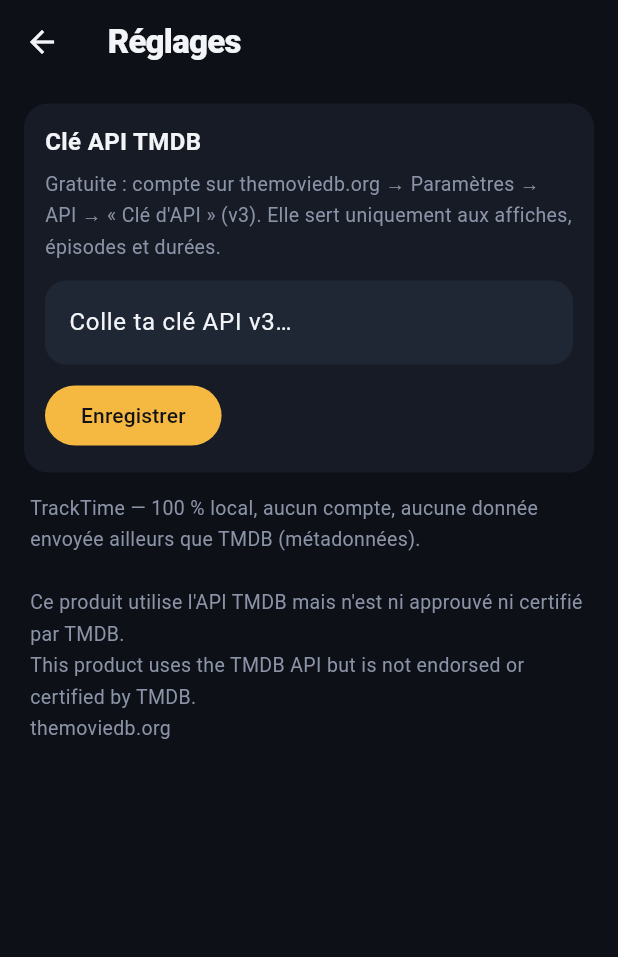
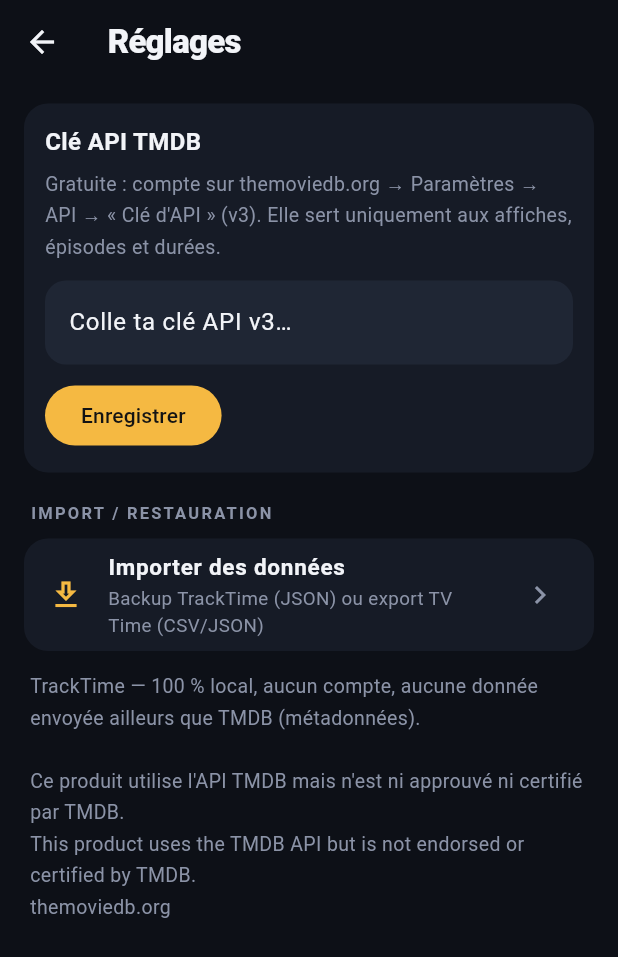
Before and after one commit to tom06700/tracktime, a Flutter app: the screen it shows after launch, item 2 of the bottom bar chosen, after a tap on the "settings" icon, on a phone screen of 412 x 824 dp. Shown: the top 957 px of the screen. Run offline on Flutter 3.47's test engine with Material 3 defaults, Android fonts, the phone set to English and light mode, and no system bars; our stand-ins replace drift, drift_flutter, file_picker, flutter_riverpod, share_plus, shared_preferences; accounts and stored records are empty; generated files the repository leaves out were written again.

Commit message:
Nav bar liquid glass flottante + réorganisation des onglets
- Nav bar « liquid glass » façon iOS : pilule flottante translucide, flou
  d'arrière-plan (contenu défilant derrière), reflet sur le bord, item
  sélectionné surligné (lib/widgets/liquid_glass_nav_bar.dart, extendBody)
- Nouvel ordre : Séries · Films · Explorer · Profil
- Explorer devient un onglet (recherche TMDB sortie de l'app bar ; l'icône
  loupe disparaît), search_screen renommé en explorer_screen (corps d'onglet)
- Import retiré des onglets : section « Import / Restauration » dans les
  Réglages + raccourci du Profil, via ImportPage
- Marge basse des vues défilantes pour dégager la barre flottante
- Build web /flutter/ régénéré

```diff
--- a/app/lib/main.dart
+++ b/app/lib/main.dart
@@ -1,13 +1,13 @@
 import 'package:flutter/material.dart';
 import 'package:flutter_riverpod/flutter_riverpod.dart';
 
-import 'screens/import_screen.dart';
+import 'screens/explorer_screen.dart';
 import 'screens/movies_screen.dart';
 import 'screens/profile_screen.dart';
-import 'screens/search_screen.dart';
 import 'screens/shows_screen.dart';
 import 'settings/settings_screen.dart';
 import 'theme.dart';
+import 'widgets/liquid_glass_nav_bar.dart';
 
 void main() {
   runApp(const ProviderScope(child: TrackTimeApp()));
@@ -37,27 +37,38 @@ class HomeShell extends StatefulWidget {
 class _HomeShellState extends State<HomeShell> {
   int _tab = 0;
 
+  static const _navItems = [
+    NavItem(icon: Icons.tv_outlined, activeIcon: Icons.tv, label: 'Séries'),
+    NavItem(
+        icon: Icons.movie_outlined,
+        activeIcon: Icons.movie,
+        label: 'Films'),
+    NavItem(
+        icon: Icons.travel_explore_outlined,
+        activeIcon: Icons.travel_explore,
+        label: 'Explorer'),
+    NavItem(
+        icon: Icons.person_outline,
+        activeIcon: Icons.person,
+        label: 'Profil'),
+  ];
+
   @override
   Widget build(BuildContext context) {
-    final screens = [
-      const ShowsScreen(),
-      const MoviesScreen(),
-      ProfileScreen(onGoToImport: () => setState(() => _tab = 3)),
-      const ImportScreen(),
+    const screens = [
+      ShowsScreen(),
+      MoviesScreen(),
+      ExplorerScreen(),
+      ProfileScreen(),
     ];
     return Scaffold(
+      extendBody: true,
       appBar: AppBar(
         title: const Text.rich(TextSpan(children: [
           TextSpan(text: 'Track'),
           TextSpan(text: 'Time', style: TextStyle(color: TtColors.amber)),
         ])),
         actions: [
-          IconButton(
-            icon: const Icon(Icons.search),
-            tooltip: 'Recherche',
-            onPressed: () => Navigator.of(context).push(
-                MaterialPageRoute(builder: (_) => const SearchScreen())),
-          ),
           IconButton(
             icon: const Icon(Icons.settings_outlined),
             tooltip: 'Réglages',
@@ -67,17 +78,10 @@ class _HomeShellState extends State<HomeShell> {
         ],
       ),
       body: IndexedStack(index: _tab, children: screens),
-      bottomNavigationBar: NavigationBar(
+      bottomNavigationBar: LiquidGlassNavBar(
+        items: _navItems,
         selectedIndex: _tab,
-        onDestinationSelected: (i) => setState(() => _tab = i),
-        destinations: const [
-          NavigationDestination(icon: Icon(Icons.tv), label: 'Séries'),
-          NavigationDestination(icon: Icon(Icons.movie_outlined), label: 'Films'),
-          NavigationDestination(
-              icon: Icon(Icons.person_outline), label: 'Profil'),
-          NavigationDestination(
-              icon: Icon(Icons.download_outlined), label: 'Import'),
-        ],
+        onSelected: (i) => setState(() => _tab = i),
       ),
     );
   }
--- a/app/lib/screens/search_screen.dart
+++ b/app/lib/screens/explorer_screen.dart
@@ -10,16 +10,17 @@ import '../tmdb/tmdb.dart';
 import '../theme.dart';
 import '../widgets/common.dart';
 
-class SearchScreen extends ConsumerStatefulWidget {
-  const SearchScreen({super.key});
+/// Onglet Explorer : champ de recherche TMDB + résultats (séries et films).
+/// Conçu comme corps d'onglet (pas de Scaffold ni d'AppBar propre).
+class ExplorerScreen extends ConsumerStatefulWidget {
+  const ExplorerScreen({super.key});
 
   @override
-  ConsumerState<SearchScreen> createState() => _SearchScreenState();
+  ConsumerState<ExplorerScreen> createState() => _ExplorerScreenState();
 }
 
-class _SearchScreenState extends ConsumerState<SearchScreen> {
+class _ExplorerScreenState extends ConsumerState<ExplorerScreen> {
   final _controller = TextEditingController();
-  final _focus = FocusNode();
   Timer? _debounce;
 
   List<Map<String, dynamic>> _results = [];
@@ -28,20 +29,14 @@ class _SearchScreenState extends ConsumerState<SearchScreen> {
   String _lastQuery = '';
 
   @override
-  void initState() {
-    super.initState();
-    WidgetsBinding.instance.addPostFrameCallback((_) => _focus.requestFocus());
-  }
-
-  @override
   void dispose() {
     _debounce?.cancel();
     _controller.dispose();
-    _focus.dispose();
     super.dispose();
   }
 
   void _onChanged(String value) {
+    setState(() {}); // rafraîchit le bouton d'effacement
     _debounce?.cancel();
     _debounce = Timer(const Duration(milliseconds: 350), () => _search(value));
   }
@@ -83,37 +78,43 @@ class _SearchScreenState extends ConsumerState<SearchScreen> {
 
   @override
   Widget build(BuildContext context) {
-    return Scaffold(
-      appBar: AppBar(
-        title: TextField(
+    return Column(
+      children: [
+        Padding(
+          padding: const EdgeInsets.fromLTRB(16, 8, 16, 8),
+          child: TextField(
             controller: _controller,
-          focusNode: _focus,
             autocorrect: false,
             textInputAction: TextInputAction.search,
             onChanged: _onChanged,
             onSubmitted: _search,
-          style: const TextStyle(fontSize: 16),
-          decoration: const InputDecoration(
-            hintText: 'Série ou film…',
-            border: InputBorder.none,
-          ),
-        ),
-        actions: [
-          if (_controller.text.isNotEmpty)
-            IconButton(
-              icon: const Icon(Icons.close),
+            decoration: InputDecoration(
+              hintText: 'Chercher une série ou un film…',
+              prefixIcon: const Icon(Icons.search, color: TtColors.dim),
+              suffixIcon: _controller.text.isNotEmpty
+                  ? IconButton(
+                      icon: const Icon(Icons.close, color: TtColors.dim),
                       onPressed: () {
                         _controller.clear();
                         _search('');
                       },
+                    )
+                  : null,
+              filled: true,
+              fillColor: TtColors.surface,
+              border: OutlineInputBorder(
+                borderRadius: BorderRadius.circular(14),
+                borderSide: BorderSide.none,
               ),
+            ),
+          ),
+        ),
+        Expanded(child: _buildResults()),
       ],
-      ),
-      body: _buildBody(),
     );
   }
 
-  Widget _buildBody() {
+  Widget _buildResults() {
     if (_loading) {
       return const Center(child: CircularProgressIndicator());
     }
@@ -122,30 +123,31 @@ class _SearchScreenState extends ConsumerState<SearchScreen> {
     }
     if (_controller.text.trim().isEmpty) {
       return const EmptyState(
-        icon: Icons.search,
-        message: 'Cherche une série ou un film à ajouter.',
+        icon: Icons.travel_explore,
+        message: 'Cherche une série ou un film à ajouter à ton suivi.',
       );
     }
     if (_results.isEmpty) {
       return const EmptyState(icon: Icons.search_off, message: 'Aucun résultat.');
     }
     return ListView.builder(
+      padding: EdgeInsets.only(bottom: bottomNavInset(context)),
       itemCount: _results.length,
-      itemBuilder: (_, i) => _SearchResultCard(_results[i]),
+      itemBuilder: (_, i) => _ResultCard(_results[i]),
     );
   }
 }
 
-class _SearchResultCard extends ConsumerStatefulWidget {
-  const _SearchResultCard(this.result);
+class _ResultCard extends ConsumerStatefulWidget {
+  const _ResultCard(this.result);
 
   final Map<String, dynamic> result;
 
   @override
-  ConsumerState<_SearchResultCard> createState() => _SearchResultCardState();
+  ConsumerState<_ResultCard> createState() => _ResultCardState();
 }
 
-class _SearchResultCardState extends ConsumerState<_SearchResultCard> {
+class _ResultCardState extends ConsumerState<_ResultCard> {
   bool _busy = false;
 
   @override
--- a/app/lib/screens/movies_screen.dart
+++ b/app/lib/screens/movies_screen.dart
@@ -26,12 +26,12 @@ class MoviesScreen extends ConsumerWidget {
         final watchlist = list.where((m) => m.watchedAt == null).toList();
         final seen = list.where((m) => m.watchedAt != null).toList();
         return ListView(
+          padding: EdgeInsets.only(bottom: bottomNavInset(context)),
           children: [
             if (watchlist.isNotEmpty) const SectionLabel('À voir'),
             ...watchlist.map((m) => _MovieCard(m)),
             if (seen.isNotEmpty) SectionLabel('Vus (${seen.length})'),
             ...seen.map((m) => _MovieCard(m)),
-            const SizedBox(height: 16),
           ],
         );
       },
--- a/app/lib/screens/profile_screen.dart
+++ b/app/lib/screens/profile_screen.dart
@@ -9,12 +9,10 @@ import '../settings/settings_screen.dart';
 import '../theme.dart';
 import '../widgets/common.dart';
 import '../widgets/stats_summary.dart';
+import 'import_screen.dart';
 
 class ProfileScreen extends ConsumerWidget {
-  const ProfileScreen({super.key, this.onGoToImport});
-
-  /// Rappel pour basculer sur l'onglet Import (fourni par la coquille).
-  final VoidCallback? onGoToImport;
+  const ProfileScreen({super.key});
 
   static const _months = [
     'janvier', 'février', 'mars', 'avril', 'mai', 'juin', 'juillet',
@@ -27,7 +25,7 @@ class ProfileScreen extends ConsumerWidget {
     final statsAsync = ref.watch(statsProvider);
 
     return ListView(
-      padding: const EdgeInsets.symmetric(vertical: 8),
+      padding: EdgeInsets.fromLTRB(0, 8, 0, bottomNavInset(context)),
       children: [
         profileAsync.when(
           loading: () => const SizedBox(
@@ -59,7 +57,8 @@ class ProfileScreen extends ConsumerWidget {
                 icon: Icons.download_outlined,
                 title: 'Importer / restaurer',
                 subtitle: 'Backup TrackTime ou export TV Time',
-                onTap: onGoToImport,
+                onTap: () => Navigator.of(context).push(
+                    MaterialPageRoute(builder: (_) => const ImportPage())),
               ),
               const _TileDivider(),
               _ActionTile(
--- a/app/lib/screens/shows_screen.dart
+++ b/app/lib/screens/shows_screen.dart
@@ -30,12 +30,12 @@ class ShowsScreen extends ConsumerWidget {
         final inProgress = list.where((s) => !s.isDone).toList();
         final done = list.where((s) => s.isDone).toList();
         return ListView(
+          padding: EdgeInsets.only(bottom: bottomNavInset(context)),
           children: [
             if (inProgress.isNotEmpty) const SectionLabel('En cours'),
             ...inProgress.map((s) => _ShowCard(s)),
             if (done.isNotEmpty) const SectionLabel('Terminées / à jour'),
             ...done.map((s) => _ShowCard(s)),
-            const SizedBox(height: 16),
           ],
         );
       },
--- a/app/lib/settings/settings_screen.dart
+++ b/app/lib/settings/settings_screen.dart
@@ -1,6 +1,7 @@
 import 'package:flutter/material.dart';
 import 'package:flutter_riverpod/flutter_riverpod.dart';
 
+import '../screens/import_screen.dart';
 import '../theme.dart';
 import 'prefs.dart';
 
@@ -83,6 +84,29 @@ class _SettingsScreenState extends ConsumerState<SettingsScreen> {
             ),
           ),
           const Padding(
+            padding: EdgeInsets.fromLTRB(20, 14, 20, 4),
+            child: Text('IMPORT / RESTAURATION',
+                style: TextStyle(
+                    fontSize: 11,
+                    fontWeight: FontWeight.w700,
+                    letterSpacing: 1.5,
+                    color: TtColors.dim)),
+          ),
+          Card(
+            child: ListTile(
+              leading: const Icon(Icons.download_outlined, color: TtColors.amber),
+              title: const Text('Importer des données',
+                  style:
+                      TextStyle(fontSize: 15, fontWeight: FontWeight.w600)),
+              subtitle: const Text(
+                  'Backup TrackTime (JSON) ou export TV Time (CSV/JSON)',
+                  style: TextStyle(fontSize: 12.5, color: TtColors.dim)),
+              trailing: const Icon(Icons.chevron_right, color: TtColors.dim),
+              onTap: () => Navigator.of(context).push(
+                  MaterialPageRoute(builder: (_) => const ImportPage())),
+            ),
+          ),
+          const Padding(
             padding: EdgeInsets.symmetric(horizontal: 20, vertical: 8),
             child: Text(
               'TrackTime — 100 % local, aucun compte, aucune donnée envoyée '
--- a/app/lib/widgets/common.dart
+++ b/app/lib/widgets/common.dart
@@ -4,6 +4,12 @@ import '../theme.dart';
 
 String tmdbImageUrl(String path, {String size = 'w154'}) =>
     'https://image.tmdb.org/t/p/$size$path';
+
+/// Marge basse à réserver dans les vues défilantes pour que le dernier
+/// élément puisse remonter au-dessus de la nav bar flottante (le contenu
+/// intermédiaire, lui, passe derrière la barre translucide).
+double bottomNavInset(BuildContext context) =>
+    MediaQuery.paddingOf(context).bottom + 92;
 
 /// "3 j 4 h", "2 h 05", "42 min" — même format que la version web.
 String fmtTime(int min) {
--- /dev/null
+++ b/app/lib/widgets/liquid_glass_nav_bar.dart
@@ -0,0 +1,132 @@
+import 'dart:ui';
+
+import 'package:flutter/material.dart';
+
+import '../theme.dart';
+
+class NavItem {
+  const NavItem({required this.icon, required this.activeIcon, required this.label});
+
+  final IconData icon;
+  final IconData activeIcon;
+  final String label;
+}
+
+/// Barre de navigation flottante « liquid glass » : pilule arrondie,
+/// translucide avec flou d'arrière-plan (le contenu de la page défile
+/// derrière), reflet clair sur le bord supérieur. Pensée pour un Scaffold
+/// avec `extendBody: true`.
+class LiquidGlassNavBar extends StatelessWidget {
+  const LiquidGlassNavBar({
+    super.key,
+    required this.items,
+    required this.selectedIndex,
+    required this.onSelected,
+  });
+
+  final List<NavItem> items;
+  final int selectedIndex;
+  final ValueChanged<int> onSelected;
+
+  @override
+  Widget build(BuildContext context) {
+    final bottomSafe = MediaQuery.paddingOf(context).bottom;
+    return Padding(
+      padding: EdgeInsets.fromLTRB(18, 0, 18, bottomSafe > 0 ? bottomSafe : 12),
+      child: ClipRRect(
+        borderRadius: BorderRadius.circular(30),
+        child: BackdropFilter(
+          filter: ImageFilter.blur(sigmaX: 22, sigmaY: 22),
+          child: Container(
+            height: 64,
+            decoration: BoxDecoration(
+              // Matériau translucide : teinte sombre + léger voile clair.
+              gradient: LinearGradient(
+                begin: Alignment.topCenter,
+                end: Alignment.bottomCenter,
+                colors: [
+                  Colors.white.withValues(alpha: 0.10),
+                  Colors.white.withValues(alpha: 0.03),
+                ],
+              ),
+              color: TtColors.surface.withValues(alpha: 0.55),
+              borderRadius: BorderRadius.circular(30),
+              border: Border.all(
+                  color: Colors.white.withValues(alpha: 0.12), width: 1),
+              boxShadow: [
+                BoxShadow(
+                  color: Colors.black.withValues(alpha: 0.35),
+                  blurRadius: 24,
+                  offset: const Offset(0, 8),
+                ),
+              ],
+            ),
+            child: Row(
+              children: [
+                for (var i = 0; i < items.length; i++)
+                  Expanded(
+                    child: _NavButton(
+                      item: items[i],
+                      selected: i == selectedIndex,
+                      onTap: () => onSelected(i),
+                    ),
+                  ),
+              ],
+            ),
+          ),
+        ),
+      ),
+    );
+  }
+}
+
+class _NavButton extends StatelessWidget {
+  const _NavButton({
+    required this.item,
+    required this.selected,
+    required this.onTap,
+  });
+
+  final NavItem item;
+  final bool selected;
+  final VoidCallback onTap;
+
+  @override
+  Widget build(BuildContext context) {
+    final color = selected ? TtColors.amber : TtColors.dim;
+    return GestureDetector(
+      behavior: HitTestBehavior.opaque,
+      onTap: onTap,
+      child: Padding(
+        padding: const EdgeInsets.symmetric(vertical: 8),
+        child: Column(
+          mainAxisAlignment: MainAxisAlignment.center,
+          children: [
+            AnimatedContainer(
+              duration: const Duration(milliseconds: 220),
+              curve: Curves.easeOut,
+              padding: const EdgeInsets.symmetric(horizontal: 16, vertical: 3),
+              decoration: BoxDecoration(
+                color: selected
+                    ? TtColors.amber.withValues(alpha: 0.16)
+                    : Colors.transparent,
+                borderRadius: BorderRadius.circular(14),
+              ),
+              child: Icon(selected ? item.activeIcon : item.icon,
+                  size: 22, color: color),
+            ),
+            const SizedBox(height: 3),
+            Text(
+              item.label,
+              style: TextStyle(
+                fontSize: 10.5,
+                fontWeight: FontWeight.w600,
+                color: color,
+              ),
+            ),
+          ],
+        ),
+      ),
+    );
+  }
+}
```
Also changed, not shown: app/lib/screens/import_screen.dart (+14 -0 lines), flutter/assets/fonts/MaterialIcons-Regular.otf, 4 other files. Lines whose indentation alone changed are shown as unchanged.
